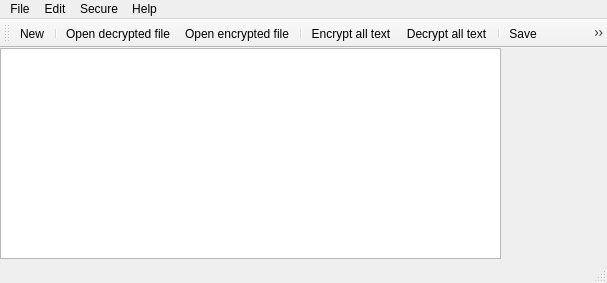
The window that mainwindow.ui (lutayev/SecureNote) describes before a commit, drawn with Qt 5.
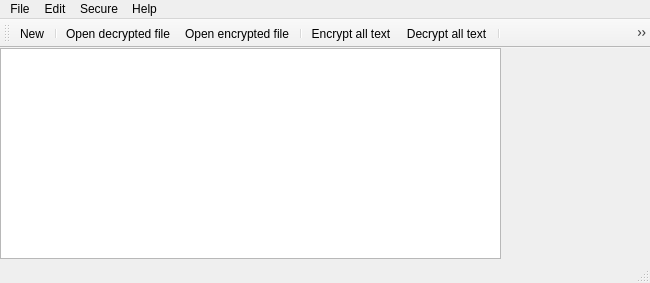
The same window after the commit. Icons and pictures are not drawn.

```diff
--- a/mainwindow.ui
+++ b/mainwindow.ui
@@ -6,7 +6,7 @@
    <rect>
     <x>0</x>
     <y>0</y>
-    <width>607</width>
+    <width>650</width>
     <height>283</height>
    </rect>
   </property>
@@ -28,7 +28,7 @@
   <widget class="QStatusBar" name="statusBar"/>
   <widget class="QToolBar" name="mainToolBar">
    <property name="sizePolicy">
-    <sizepolicy hsizetype="Preferred" vsizetype="Preferred">
+    <sizepolicy hsizetype="Maximum" vsizetype="Maximum">
      <horstretch>0</horstretch>
      <verstretch>0</verstretch>
     </sizepolicy>
@@ -53,23 +53,24 @@
    <addaction name="actionEncrypt_all_text"/>
    <addaction name="actionDecrypt_all_text"/>
    <addaction name="separator"/>
+   <addaction name="actionSet_the_encryption_password"/>
    <addaction name="actionSave"/>
    <addaction name="actionSave_as"/>
    <addaction name="separator"/>
+   <addaction name="actionEdit_text"/>
    <addaction name="actionCopy"/>
    <addaction name="actionCut"/>
    <addaction name="actionPaste"/>
    <addaction name="separator"/>
    <addaction name="actionUndo"/>
    <addaction name="actionRedo"/>
-   <addaction name="actionEdit_text"/>
   </widget>
   <widget class="QMenuBar" name="menuBar">
    <property name="geometry">
     <rect>
      <x>0</x>
      <y>0</y>
-     <width>607</width>
+     <width>650</width>
      <height>21</height>
     </rect>
    </property>
```
Left out of the diff: 12 changed lines with no effect on the pictures.
